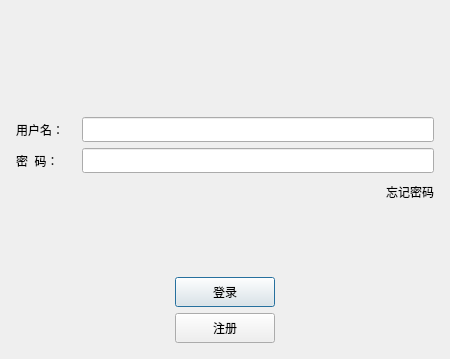
Above: Cutalk/logindialog.ui from kodaniii/Cutalk before the change; both pictures show x 0 to 450 and y 241 to 600 of the 450 by 600 pixel window. Below: the same form after it.
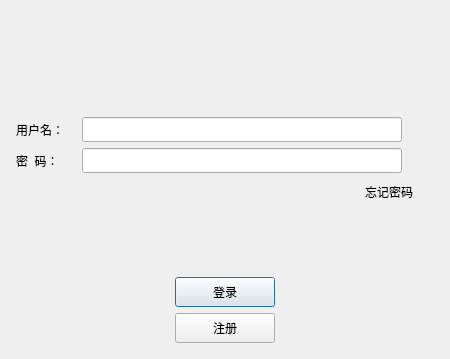
That is the form after the change. Icons and pictures are not drawn. Custom widgets are drawn as their Qt base class.

Commit message: Optimize login and reset interfaces

```diff
--- a/Cutalk/logindialog.ui
+++ b/Cutalk/logindialog.ui
@@ -160,18 +160,31 @@
         <widget class="QLineEdit" name="username_edit">
          <property name="minimumSize">
           <size>
-           <width>0</width>
+           <width>320</width>
            <height>25</height>
           </size>
          </property>
          <property name="maximumSize">
           <size>
-           <width>16777215</width>
+           <width>320</width>
            <height>25</height>
           </size>
          </property>
         </widget>
        </item>
+       <item>
+        <spacer name="horizontalSpacer_8">
+         <property name="orientation">
+          <enum>Qt::Horizontal</enum>
+         </property>
+         <property name="sizeHint" stdset="0">
+          <size>
+           <width>40</width>
+           <height>20</height>
+          </size>
+         </property>
+        </spacer>
+       </item>
       </layout>
      </item>
      <item>
@@ -211,18 +224,50 @@
         <widget class="QLineEdit" name="passwd_edit">
          <property name="minimumSize">
           <size>
-           <width>0</width>
+           <width>320</width>
            <height>25</height>
           </size>
          </property>
          <property name="maximumSize">
           <size>
-           <width>16777215</width>
+           <width>320</width>
            <height>25</height>
           </size>
          </property>
         </widget>
        </item>
+       <item>
+        <widget class="ClickLabel" name="passwd_visible">
+         <property name="sizePolicy">
+          <sizepolicy hsizetype="Preferred" vsizetype="Preferred">
+           <horstretch>20</horstretch>
+           <verstretch>0</verstretch>
+          </sizepolicy>
+         </property>
+         <property name="minimumSize">
+          <size>
+           <width>20</width>
+           <height>0</height>
+          </size>
+         </property>
+         <property name="text">
+          <string/>
+         </property>
+        </widget>
+       </item>
+       <item>
+        <spacer name="horizontalSpacer_9">
+         <property name="orientation">
+          <enum>Qt::Horizontal</enum>
+         </property>
+         <property name="sizeHint" stdset="0">
+          <size>
+           <width>40</width>
+           <height>20</height>
+          </size>
+         </property>
+        </spacer>
+       </item>
       </layout>
      </item>
      <item>
@@ -259,6 +304,25 @@
          </property>
         </widget>
        </item>
+       <item>
+        <widget class="QLabel" name="label_2">
+         <property name="minimumSize">
+          <size>
+           <width>15</width>
+           <height>0</height>
+          </size>
+         </property>
+         <property name="maximumSize">
+          <size>
+           <width>15</width>
+           <height>16777215</height>
+          </size>
+         </property>
+         <property name="text">
+          <string/>
+         </property>
+        </widget>
+       </item>
       </layout>
      </item>
      <item>
```
The commit also changes 4 other files.
